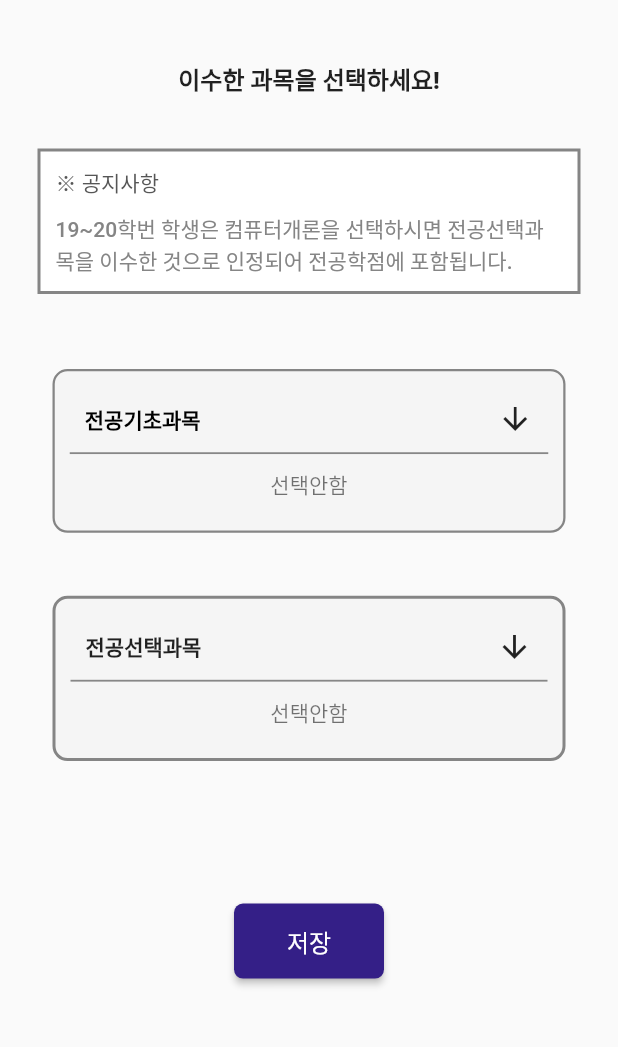
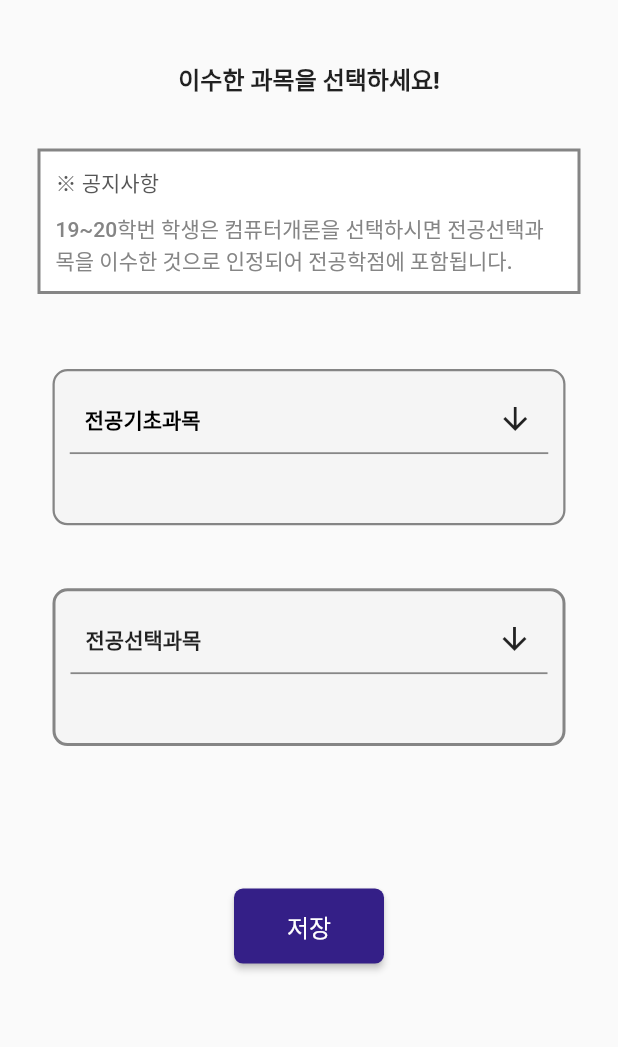
Before and after one commit to sninyoung/capstone20, a Flutter app: the CompletedSubjectSelectPage screen opened directly, on a phone screen of 412 x 824 dp, the part 84-1131 px from its top. Run offline on Flutter 3.47's test engine with Material 2 defaults, Android fonts, the phone set to English and light mode, and no system bars; drawn by our look-alikes of multi_select_flutter; our stand-ins replace file_picker, firebase_core, firebase_messaging, flutter_image_compress, flutter_secure_storage, flutter_speed_dial and 2 more; accounts and stored records are empty; network calls fail.

Commit message:
선택하는 bottom필드 한번 열어서 ok버튼 눌러야 chip사라짐 선택안함 안빼져서 뺏음

```diff
--- a/lib/screens/completion/completed_subject_select.dart
+++ b/lib/screens/completion/completed_subject_select.dart
@@ -250,13 +250,11 @@ class _CompletedSubjectSelectPageState
                               padding: EdgeInsets.all(10),
                               alignment: Alignment.center,
                               child: Text(
-                                "선택안함",
+                                " ",
                                 style: TextStyle(color: Colors.black54),
                               ),
                             )
-                                : Container(
-                              height: 30,
-                            );
+                                : Container(height: 30,);
                           },
                         )
                       ],
@@ -343,11 +341,11 @@ class _CompletedSubjectSelectPageState
                               padding: EdgeInsets.all(10),
                               alignment: Alignment.center,
                               child: Text(
-                                "선택안함",
+                                " ",
                                 style: TextStyle(color: Colors.black54),
                               ),
                             )
-                                : Container();
+                                : Container(height: 30,);
                           },
                         )
                       ],
```
